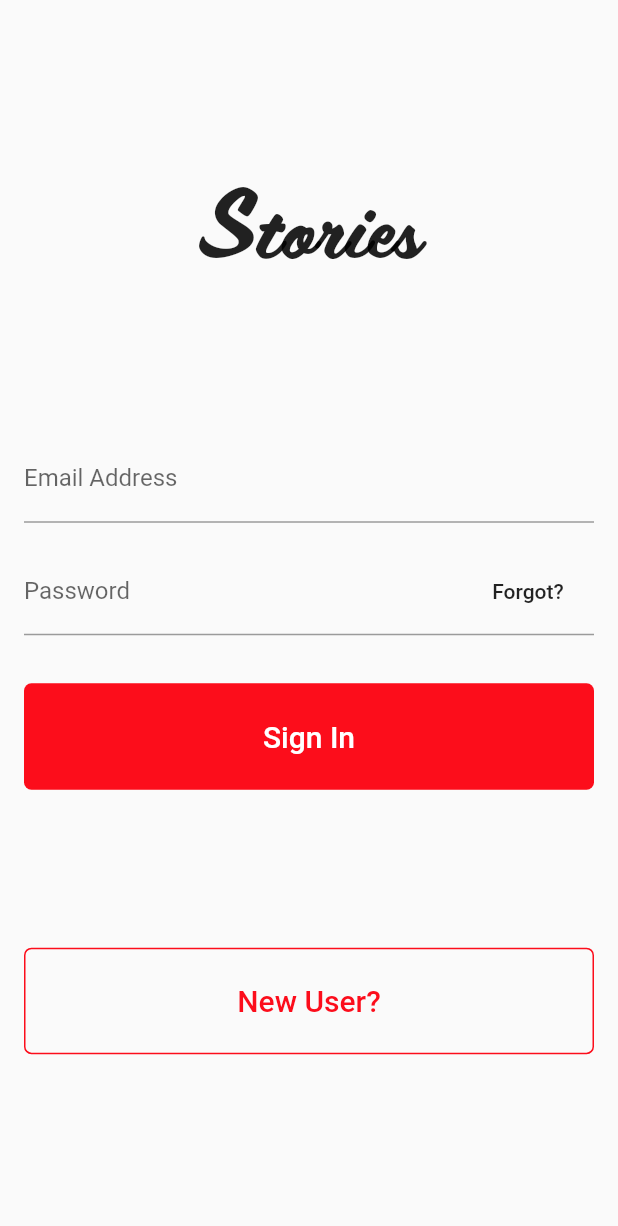
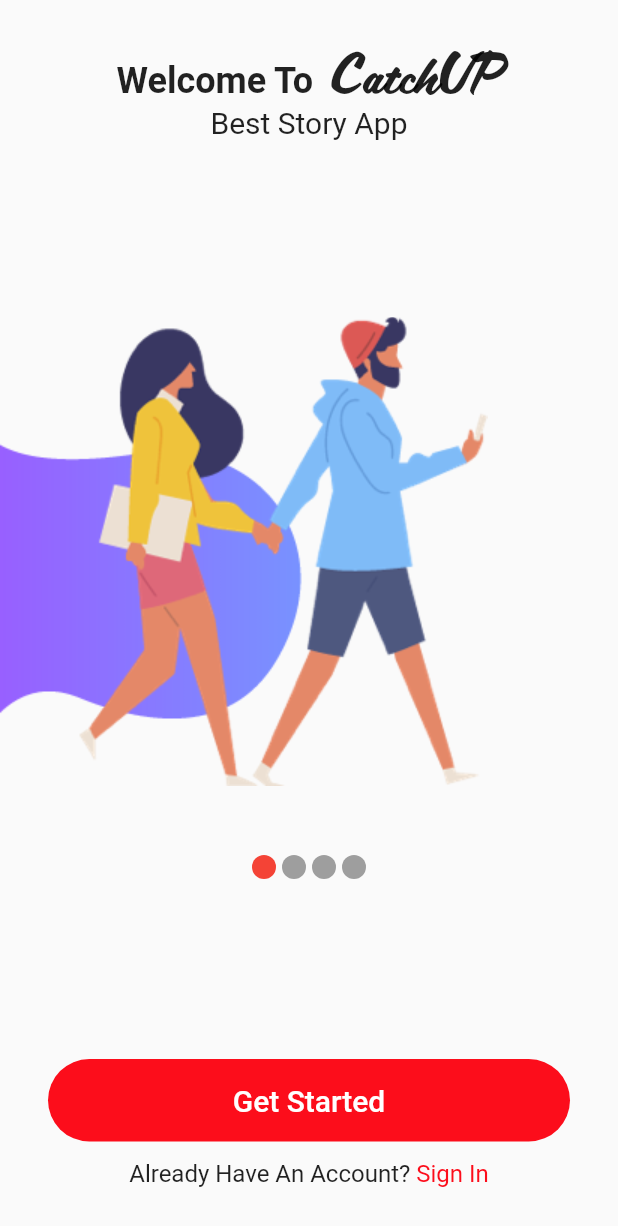
Before and after one commit to aramidefemi/stories, a Flutter app: the screen it shows after launch, on a phone screen of 412 x 824 dp. Shown: the top 1226 px of the screen. Run offline on Flutter 3.47's test engine with Material 2 defaults, Android fonts, the phone set to English and light mode, and no system bars; our stand-ins replace material_design_icons_flutter; missing offline and left inert: keyboard_visibility.

Commit message:
Add Welcome Page

```diff
--- a/lib/main.dart
+++ b/lib/main.dart
@@ -1,7 +1,6 @@
+import 'package:flutter/material.dart';
 import 'package:stories/ui/authentication_pages/sign_in_page.dart';
-import 'package:flutter/material.dart';
-
-
+import 'package:stories/ui/authentication_pages/welcome_page.dart';
 
 void main() => runApp(MyApp());
 
@@ -16,7 +15,8 @@ class MyApp extends StatelessWidget {
         accentColor: Color.fromRGBO(252, 13, 27, 1),
       ),
       home:
-      SignInPage(),
+      // SignInPage()
+      WelcomePage(),
     );
   }
 }
--- a/lib/ui/authentication_pages/sign_in_page.dart
+++ b/lib/ui/authentication_pages/sign_in_page.dart
@@ -19,9 +19,9 @@ class _SignInPageState extends State<SignInPage> {
       child: OutlineButton(
         highlightedBorderColor: Theme.of(context).primaryColor,
         shape: RoundedRectangleBorder(
-          borderRadius: BorderRadius.circular(5.0),
+          borderRadius: BorderRadius.circular(36.0),
         ),
-        padding: EdgeInsets.symmetric(vertical: 24.0),
+        padding: EdgeInsets.symmetric(vertical: 20.0),
         borderSide: BorderSide(
           color: Theme.of(context).primaryColor,
         ),
@@ -43,9 +43,9 @@ class _SignInPageState extends State<SignInPage> {
       width: double.infinity,
       child: FlatButton(
         shape: RoundedRectangleBorder(
-          borderRadius: BorderRadius.circular(5.0),
+          borderRadius: BorderRadius.circular(36.0),
         ),
-        padding: EdgeInsets.symmetric(vertical: 24.0),
+        padding: EdgeInsets.symmetric(vertical: 20.0),
         color: Theme.of(context).primaryColor,
         child: Text(
           "Sign In",
@@ -58,9 +58,10 @@ class _SignInPageState extends State<SignInPage> {
         },
       ),
     );
+
     var appTitle = Text(
-      "Stories",
-      style: Theme.of(context).textTheme.display3.copyWith(
+      "CatchUP",
+      style: Theme.of(context).textTheme.display1.copyWith(
           color: Theme.of(context).textTheme.body1.color,
           fontFamily: "Scriptorama"),
     );
@@ -71,12 +72,15 @@ class _SignInPageState extends State<SignInPage> {
           child: Container(
             color: Theme.of(context).canvasColor,
             height: MediaQuery.of(context).size.height,
-            padding: EdgeInsets.all(16.0),
+            padding: EdgeInsets.all(32.0),
             child: Center(
               child: Column(
-                mainAxisAlignment: MainAxisAlignment.spaceEvenly,
+                mainAxisAlignment: MainAxisAlignment.center,
                 children: <Widget>[
                   appTitle,
+                  SizedBox(
+                    height: 36.0,
+                  ),
                   Column(
                     mainAxisAlignment: MainAxisAlignment.spaceAround,
                     children: <Widget>[
@@ -85,7 +89,7 @@ class _SignInPageState extends State<SignInPage> {
                         decoration: InputDecoration(labelText: "Email Address"),
                       )),
                       SizedBox(
-                        height: 16.0,
+                        height: 24.0,
                       ),
                       Material(
                           child: Stack(
@@ -106,10 +110,13 @@ class _SignInPageState extends State<SignInPage> {
                             )
                           ])),
                       SizedBox(
-                        height: 32.0,
+                        height: 36.0,
                       ),
-                      signInButton,
                     ],
+                  ),
+                  signInButton,
+                  SizedBox(
+                    height: 16.0,
                   ),
                   newUserButton,
                 ],
--- /dev/null
+++ b/lib/ui/authentication_pages/welcome_page.dart
@@ -0,0 +1,161 @@
+import 'package:flutter/material.dart';
+import 'package:stories/ui/authentication_pages/new_user_page.dart';
+import 'package:stories/ui/authentication_pages/sign_in_page.dart';
+
+class WelcomePage extends StatelessWidget {
+  @override
+  Widget build(BuildContext context) {
+    return SafeArea(
+      child: Scaffold(
+        body: Padding(
+          padding: const EdgeInsets.fromLTRB(0.0, 32.0, 0.0, 32.0),
+          child: Center(
+            child: Column(
+              mainAxisAlignment: MainAxisAlignment.start,
+              children: <Widget>[
+                RichText(
+                  text: TextSpan(
+                      text: "Welcome To",
+                      style: Theme.of(context)
+                          .textTheme
+                          .headline
+                          .copyWith(fontWeight: FontWeight.bold),
+                      children: <TextSpan>[
+                        TextSpan(
+                          text: " CatchUP",
+                          style: Theme.of(context).textTheme.display1.copyWith(
+                              color: Theme.of(context).textTheme.body1.color,
+                              fontFamily: "Scriptorama"),
+                        ),
+                      ]),
+                ),
+                Text(
+                  "Best Story App",
+                  style: Theme.of(context)
+                      .textTheme
+                      .title
+                      .copyWith(fontWeight: FontWeight.w400),
+                ),
+                Expanded(
+                  child: SwipeOnboarding(),
+                ),
+                Padding(
+                  padding: const EdgeInsets.symmetric(horizontal: 32.0),
+                  child: SizedBox(
+                    width: double.infinity,
+                    child: FlatButton(
+                      shape: RoundedRectangleBorder(
+                        borderRadius: BorderRadius.circular(36.0),
+                      ),
+                      padding: EdgeInsets.symmetric(vertical: 16.0),
+                      color: Theme.of(context).primaryColor,
+                      child: Text(
+                        "Get Started",
+                        style: Theme.of(context).textTheme.title.copyWith(
+                              color: Colors.white,
+                            ),
+                      ),
+                      onPressed: () {
+                        Navigator.push(context,
+                            MaterialPageRoute(builder: (_) => NewUserPage()));
+                      },
+                    ),
+                  ),
+                ),
+                SizedBox(
+                  height: 12.0,
+                ),
+
+                Row(
+                  mainAxisAlignment: MainAxisAlignment.center,
+                  children: <Widget>[
+                    Text(
+                      "Already Have An Account? ",
+                      style: Theme.of(context)
+                          .textTheme
+                          .subhead
+                          .copyWith(fontWeight: FontWeight.normal),
+                    ),
+                    InkWell(
+                      child: Text(
+                        "Sign In",
+                        style: Theme.of(context).textTheme.subhead.copyWith(
+                            fontWeight: FontWeight.normal,
+                            color: Theme.of(context).primaryColor),
+                      ),
+                      onTap: () {
+                        Navigator.push(context,
+                            MaterialPageRoute(builder: (_) => SignInPage()));
+                      },
+                    ),
+                  ],
+                )
+
+                // ),
+              ],
+            ),
+          ),
+        ),
+      ),
+    );
+  }
+}
+
+class SwipeOnboarding extends StatelessWidget {
+  const SwipeOnboarding({
+    Key key,
+  }) : super(key: key);
+
+  @override
+  Widget build(BuildContext context) {
+    return Container(
+      child: Column(
+        mainAxisAlignment: MainAxisAlignment.center,
+        children: <Widget>[
+          Align(
+            alignment: Alignment.centerLeft,
+            child: Container(
+              child: Image.asset("images/intro_image.png"),
+            ),
+          ),
+          SizedBox(
+            height: 44.0,
+          ),
+          Row(
+            mainAxisAlignment: MainAxisAlignment.center,
+            children: <Widget>[
+              Container(
+                margin: EdgeInsets.all(2.0),
+                height: 16.0,
+                decoration:
+                    BoxDecoration(color: Colors.red, shape: BoxShape.circle),
+                width: 16.0,
+              ),
+              Container(
+                margin: EdgeInsets.all(2.0),
+                height: 16.0,
+                decoration:
+                    BoxDecoration(color: Colors.grey, shape: BoxShape.circle),
+                width: 16.0,
+              ),
+              Container(
+                margin: EdgeInsets.all(2.0),
+                height: 16.0,
+                decoration:
+                    BoxDecoration(color: Colors.grey, shape: BoxShape.circle),
+                width: 16.0,
+              ),
+              Container(
+                margin: EdgeInsets.all(2.0),
+                height: 16.0,
+                decoration:
+                    BoxDecoration(color: Colors.grey, shape: BoxShape.circle),
+                width: 16.0,
+              ),
+            ],
+          )
+        ],
+      ),
+    );
+  }
+}
--- a/pubspec.yaml
+++ b/pubspec.yaml
@@ -43,8 +43,8 @@ flutter:
   uses-material-design: true
 
   # To add assets to your application, add an assets section, like this:
-  # assets:
-  #  - images/a_dot_burr.jpeg
+  assets:
+   - images/
   #  - images/a_dot_ham.jpeg
 
   # An image asset can refer to one or more resolution-specific "variants", see
```
Also changed, not shown: images/intro_image.png (added), pubspec.lock, 7 other files.
